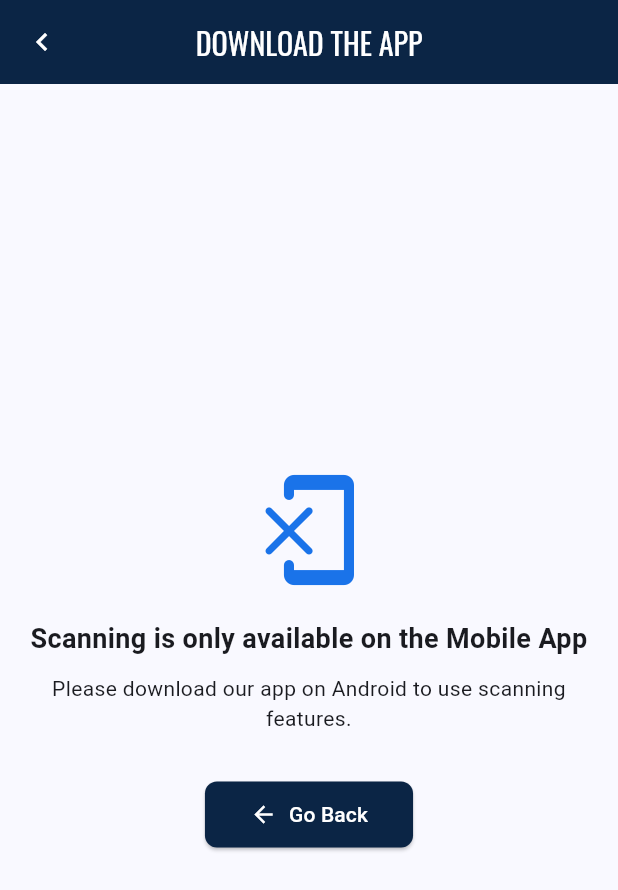
After one commit to RedRogue10/bone-abnormality-detector, a Flutter app: the MobileOnlyPage screen opened directly, on a phone screen of 412 x 824 dp. The commit adds this screen. Shown: the top 890 px of the screen. Run offline on Flutter 3.47's test engine with Material 3 defaults, Android fonts, the phone set to English and light mode, and no system bars; our stand-ins replace camera, cloud_firestore, firebase_auth, firebase_core, firebase_storage, go_router and 2 more; missing offline and left inert: speedometer_chart, ultralytics_yolo; accounts and stored records are empty.

Commit message:
Remove Access to Scanning on Web

```diff
--- /dev/null
+++ b/lib/pages/mobile_only_page.dart
@@ -0,0 +1,75 @@
+import 'package:flutter/material.dart';
+import 'package:google_fonts/google_fonts.dart';
+
+class MobileOnlyPage extends StatelessWidget {
+  static const Color darkNavy = Color(0xFF0B2545);
+  static const Color primaryBlue = Color(0xFF1A73E9);
+  static const Color gold = Color(0xFFD19527);
+  static const Color grey = Color(0xFF808080);
+  static const Color white = Colors.white;
+  static const Color bgGrey = Color(0xFFF0F0F0);
+
+  const MobileOnlyPage({super.key});
+
+  @override
+  Widget build(BuildContext context) {
+    return Scaffold(
+      appBar: AppBar(
+        backgroundColor: darkNavy,
+        elevation: 0,
+        leading: IconButton(
+          icon: const Icon(Icons.chevron_left, color: white),
+          onPressed: () => Navigator.pop(context),
+        ),
+        title: Text(
+          'DOWNLOAD THE APP',
+          style: GoogleFonts.oswald(color: white, fontSize: 20),
+        ),
+        centerTitle: true,
+      ),
+      body: Center(
+        child: Padding(
+          padding: const EdgeInsets.all(20.0),
+          child: Column(
+            mainAxisAlignment: MainAxisAlignment.center,
+            children: [
+              const Icon(
+                Icons.phonelink_erase_rounded,
+                size: 80,
+                color: primaryBlue,
+              ),
+              const SizedBox(height: 20),
+              const Text(
+                "Scanning is only available on the Mobile App",
+                textAlign: TextAlign.center,
+                style: TextStyle(fontSize: 18, fontWeight: FontWeight.bold),
+              ),
+              const SizedBox(height: 10),
+              const Text(
+                "Please download our app on Android to use scanning features.",
+                textAlign: TextAlign.center,
+              ),
+              const SizedBox(height: 30),
+              ElevatedButton.icon(
+                onPressed: () => Navigator.pop(context),
+                icon: const Icon(Icons.arrow_back),
+                label: const Text("Go Back"),
+                style: ElevatedButton.styleFrom(
+                  backgroundColor: darkNavy,
+                  foregroundColor: white,
+                  padding: const EdgeInsets.symmetric(
+                    horizontal: 30,
+                    vertical: 12,
+                  ),
+                  shape: RoundedRectangleBorder(
+                    borderRadius: BorderRadius.circular(8),
+                  ),
+                ),
+              ),
+            ],
+          ),
+        ),
+      ),
+    );
+  }
+}
```
Also changed, not shown: lib/pages/dashboard.dart (+16 -20 lines), lib/pages/patient_info.dart (+22 -20 lines).
